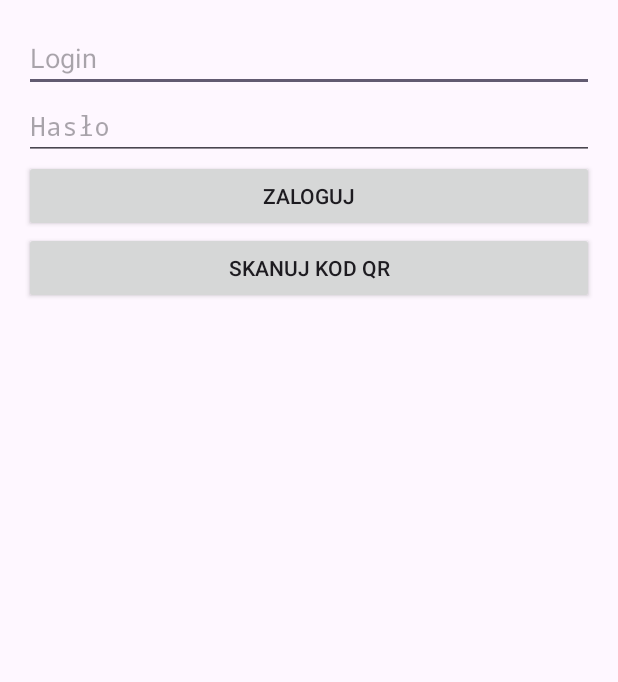
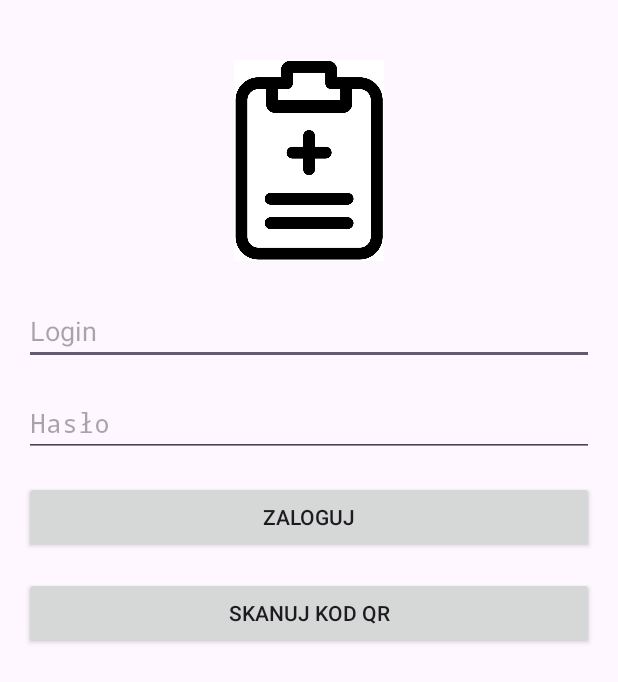
Before and after one commit to ciuek/HospitalQRScannerAndroid, an Android app built with Jetpack Compose: the screen it shows after launch (MainActivity), on a phone screen of 412 x 824 dp. Shown: the top 682 px of the screen. Run offline under Robolectric (Android 15) with nearby library versions, the phone set to English and light mode, and no system bars.

Commit message:
ui changes

```diff
--- a/app/src/main/res/layout/activity_main.xml
+++ b/app/src/main/res/layout/activity_main.xml
@@ -5,11 +5,19 @@
     android:orientation="vertical"
     android:padding="16dp">
 
+    <ImageView
+        android:id="@+id/ivLogo"
+        android:layout_width="100dp"
+        android:layout_height="150dp"
+        android:src="@drawable/logo"
+        android:layout_gravity="center_horizontal"
+        android:layout_marginTop="16dp" />
     <EditText
         android:id="@+id/etUsername"
         android:layout_width="match_parent"
         android:layout_height="wrap_content"
         android:hint="Login"
+        android:layout_marginTop="16dp"
         android:inputType="text" />
 
     <EditText
@@ -17,18 +25,21 @@
         android:layout_width="match_parent"
         android:layout_height="wrap_content"
         android:hint="Hasło"
+        android:layout_marginTop="16dp"
         android:inputType="textPassword" />
 
     <Button
         android:id="@+id/btnLogin"
         android:layout_width="match_parent"
         android:layout_height="wrap_content"
+        android:layout_marginTop="16dp"
         android:text="Zaloguj" />
 
     <Button
         android:id="@+id/btnScanBarcode"
         android:layout_width="match_parent"
         android:layout_height="wrap_content"
+        android:layout_marginTop="16dp"
         android:text="Skanuj kod QR" />
 
 </LinearLayout>
```
Also changed, not shown: app/src/main/res/layout/scanned_code.xml (+15 -3 lines), app/src/main/res/drawable/logo.jpg (added).
